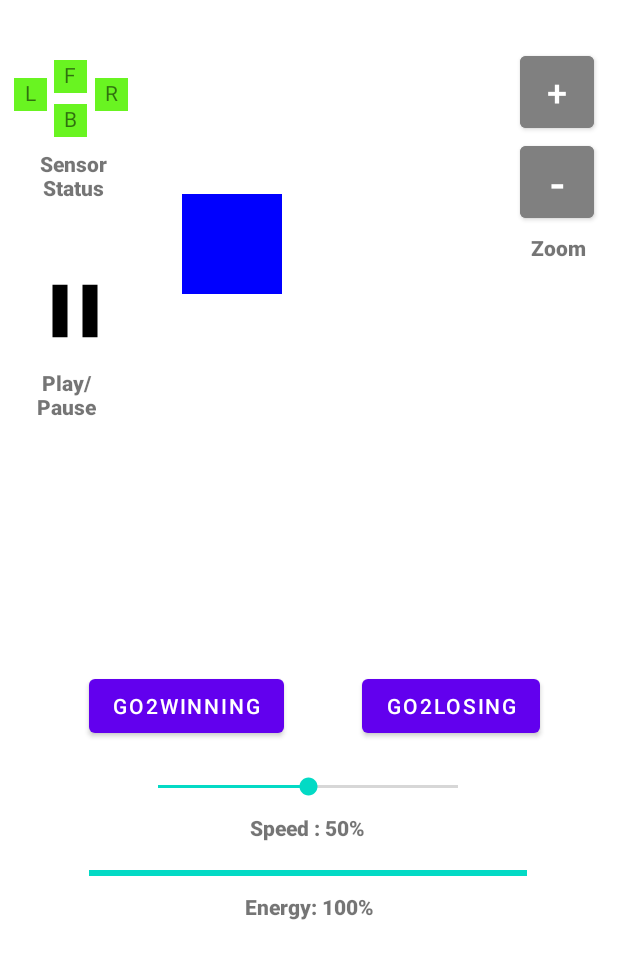
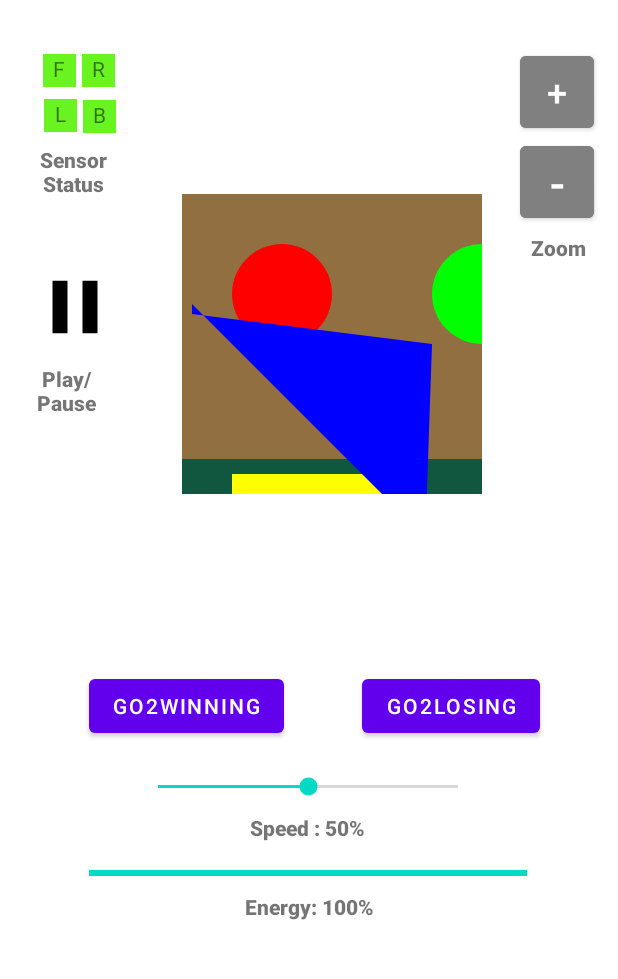
Before and after one commit to etKenzie/Maze, an Android app: the PlayAnimationActivity screen opened directly, with no data from a screen before it, on a phone screen of 412 x 824 dp, the part 249-1228 px from its top. Run offline under Robolectric (Android 15) with nearby library versions, the phone set to English and light mode, and no system bars.

Commit message:
Implement Custom View

```diff
--- a/app/src/main/java/edu/wm/cs/cs301/amazebykenzieevan/PlayAnimationActivity.java
+++ b/app/src/main/java/edu/wm/cs/cs301/amazebykenzieevan/PlayAnimationActivity.java
@@ -1,8 +1,6 @@
 package edu.wm.cs.cs301.amazebykenzieevan;
 
 import android.content.Intent;
-import android.graphics.Canvas;
-import android.graphics.Color;
 import android.os.Bundle;
 import android.util.Log;
 import android.view.View;
@@ -217,16 +215,9 @@ public class PlayAnimationActivity extends AppCompatActivity {
             }
         });
 
-        // MazePanel Call
-        Canvas UIcanvas = new Canvas();
-
-        UIcanvas.drawColor(Color.BLUE);
-
+        // MazePanel Call and Instance
         mazePanelAnimation = findViewById(R.id.mazePanelAnimation);
-//        mazePanelAnimation.draw(UIcanvas);
-        mazePanelAnimation.testImage(UIcanvas);
-
-
+        mazePanelAnimation.testImage();
 
 
     }
--- a/app/src/main/java/edu/wm/cs/cs301/amazebykenzieevan/views/MazePanel.java
+++ b/app/src/main/java/edu/wm/cs/cs301/amazebykenzieevan/views/MazePanel.java
@@ -10,6 +10,7 @@ import android.util.AttributeSet;
 import android.view.View;
 
 import androidx.annotation.Nullable;
+import androidx.core.graphics.ColorUtils;
 
 import edu.wm.cs.cs301.amazebykenzieevan.gui.P7PanelF22;
 
@@ -56,6 +57,8 @@ public class MazePanel extends View  implements P7PanelF22 {
         mBitmap = Bitmap.createBitmap(530,530, Bitmap.Config.ARGB_8888);
 
         UIcanvas = new Canvas(mBitmap);
+
+        imageWidth = imageHeight = 530;
     }
 
 
@@ -67,52 +70,125 @@ public class MazePanel extends View  implements P7PanelF22 {
         UIcanvas.drawBitmap(mBitmap, 0, 0, paint);
 
 
+
+
     }
 
-    public void testImage(Canvas c) {
+    public void testImage() {
+//        mBitmap = BitmapFactory.decodeResource(getResources(), R.drawable.red_ball);
 
-//        mBitmap = BitmapFactory.decodeResource(getResources(), R.drawable.red_ball);
-        paint.setColor(Color.BLUE);
-        addFilledRectangle(0,0,100,100);
+        addBackground(100);
 
-        int[] xarray;
+        setColor(Color.RED);
+        addFilledOval(50,50,100,100);
+
+        setColor(Color.GREEN);
+        addFilledOval(250,50,100,100);
+
+        setColor(Color.YELLOW);
+        addFilledRectangle(50,280, 200,370);
+
+        setColor(Color.BLUE);
+        int[] xpoints = {10,120,230,240,250};
+        int[] ypoints = {110,220,330,440,150};
+
+        addFilledPolygon(xpoints,ypoints,5);
 
 
 
         postInvalidate();
     }
 
+    /**
+     * Commits the changes into the Panel
+     */
     @Override
     public void commit() {
         postInvalidate();
     }
 
+    /**
+     * Determine if able to draw or not
+     * @return if canvas exists
+     */
     @Override
     public boolean isOperational() {
-        return false;
+        if (UIcanvas == null){
+            return false;
+        }
+        else {
+            return true;
+        }
     }
 
+    /**
+     * Sets the Color of the paint object
+     * @param argb gives the alpha, red, green, and blue encoded value of the color
+     */
     @Override
     public void setColor(int argb) {
         paint.setColor(argb);
     }
 
+    /**
+     * Gets the Color of the paint object
+     * @return color of paint object
+     */
     @Override
     public int getColor() {
         return paint.getColor();
     }
 
+    /**
+     * Helps to get what the current colors of the background should be relative to the percentToExit
+     * @param percentToExit percent of maze completed
+     * @param topHalf boolean to determine if on top half or bottom of background
+     * @return Color to use for background
+     */
+    private int getCurrentColor(float percentToExit, boolean topHalf) {
+        // General color settings across multiple screens from ColorTheme
+        int greenWM = Color.parseColor("#115740");
+        int goldWM = Color.parseColor("#916f41");
+        int blackWM = Color.parseColor("#222222");
+
+        // For top half from black to gold, for bottom half from grey to green
+        return topHalf ? ColorUtils.blendARGB(blackWM, goldWM, percentToExit/100) :
+                ColorUtils.blendARGB(Color.LTGRAY, greenWM, percentToExit/100);
+    }
+
+    /**
+     * Creates the background for the maze to got through
+     * @param percentToExit gives the distance to exit
+     */
     @Override
     public void addBackground(float percentToExit) {
+        setColor(getCurrentColor(percentToExit, true));
+        addFilledRectangle(0,0, imageWidth,imageHeight/2);
+
+        setColor(getCurrentColor(percentToExit, false));
+        addFilledRectangle(0,imageHeight/2, imageWidth, imageHeight);
+
 
     }
 
+    /**
+     * Draws Rectangle of given parameters on canvas
+     * @param x is the x-coordinate of the top left corner
+     * @param y is the y-coordinate of the top left corner
+     * @param width is the width of the rectangle
+     * @param height is the height of the rectangle
+     */
     @Override
     public void addFilledRectangle(int x, int y, int width, int height) {
         UIcanvas.drawRect(x,y,width,height,paint);
-        postInvalidate();
     }
 
+    /**
+     * Draws Filled Polygon of given parameters on canvas.
+     * @param xPoints are the x-coordinates of points for the polygon
+     * @param yPoints are the y-coordinates of points for the polygon
+     * @param nPoints is the number of points, the length of the arrays
+     */
     @Override
     public void addFilledPolygon(int[] xPoints, int[] yPoints, int nPoints) {
         // Adjust Paint and Create Path to use to draw Polygon
@@ -129,14 +205,17 @@ public class MazePanel extends View  implements P7PanelF22 {
             path.lineTo(xPoints[i],yPoints[i]);
         }
 
-
-
+        // Draw Path on Bitmap
         UIcanvas.drawPath(path,paint);
-
-
 
     }
 
+    /**
+     * Draws Polygon of given parameters on canvas
+     * @param xPoints are the x-coordinates of points for the polygon
+     * @param yPoints are the y-coordinates of points for the polygon
+     * @param nPoints is the number of points, the length of the arrays
+     */
     @Override
     public void addPolygon(int[] xPoints, int[] yPoints, int nPoints) {
         // Adjust Paint and Create Path to use to draw Polygon
@@ -144,27 +223,66 @@ public class MazePanel extends View  implements P7PanelF22 {
         Path path = new Path();
         path.reset();
 
+        // Move to Coordinate
         path.moveTo(xPoints[0],xPoints[1]);
+
+        // Draw lines between the two Points
+        path.lineTo(xPoints[0], yPoints[0]);
+        for (int i=1; i<nPoints; i++) {
+            path.lineTo(xPoints[i],yPoints[i]);
+        }
+
+        // Draw Path on Bitmap
+        UIcanvas.drawPath(path,paint);
     }
 
+    /**
+     * Draws line on canvas
+     * @param startX is the x-coordinate of the starting point
+     * @param startY is the y-coordinate of the starting point
+     * @param endX is the x-coordinate of the end point
+     * @param endY is the y-coordinate of the end point
+     */
     @Override
     public void addLine(int startX, int startY, int endX, int endY) {
-
+        UIcanvas.drawLine(startX, startY, endX, endY, paint);
     }
 
+    /**
+     * Draws Oval on canvas
+     * @param x is the x-coordinate of the top left corner
+     * @param y is the y-coordinate of the top left corner
+     * @param width is the width of the oval
+     * @param height is the height of the oval
+     */
     @Override
     public void addFilledOval(int x, int y, int width, int height) {
-
+        UIcanvas.drawOval(x,y,x+width,y+height,paint);
     }
 
+    /**
+     * Draws Arc on canvas
+     * @param x the x coordinate of the upper-left corner of the arc to be drawn.
+     * @param y the y coordinate of the upper-left corner of the arc to be drawn.
+     * @param width the width of the arc to be drawn.
+     * @param height the height of the arc to be drawn.
+     * @param startAngle the beginning angle.
+     * @param arcAngle the angular extent of the arc, relative to the start angle.
+     */
     @Override
     public void addArc(int x, int y, int width, int height, int startAngle, int arcAngle) {
-
+        UIcanvas.drawArc(x,y,width,height,startAngle,arcAngle,true,paint);
     }
 
+    /**
+     * Draws Text on canvas
+     * @param x the x coordinate
+     * @param y the y coordinate
+     * @param str the string
+     */
     @Override
     public void addMarker(float x, float y, String str) {
-
+        UIcanvas.drawText(str,x,y,paint);
     }
 
     @Override
--- a/app/src/main/res/layout/activity_play_animation.xml
+++ b/app/src/main/res/layout/activity_play_animation.xml
@@ -184,12 +184,12 @@
         android:id="@+id/textF"
         android:layout_width="22dp"
         android:layout_height="22dp"
-        android:layout_marginTop="40dp"
+        android:layout_marginTop="36dp"
         android:background="#69F421"
         android:text="@string/F"
         android:textAlignment="center"
         app:layout_constraintEnd_toEndOf="parent"
-        app:layout_constraintHorizontal_bias="0.092"
+        app:layout_constraintHorizontal_bias="0.074"
         app:layout_constraintStart_toStartOf="parent"
         app:layout_constraintTop_toBottomOf="@+id/textShowWall2" />
 
@@ -203,23 +203,23 @@
         android:textAlignment="center"
         app:layout_constraintBottom_toBottomOf="parent"
         app:layout_constraintEnd_toEndOf="parent"
-        app:layout_constraintHorizontal_bias="0.092"
-        app:layout_constraintStart_toStartOf="parent"
-        app:layout_constraintTop_toBottomOf="@+id/textF"
-        app:layout_constraintVertical_bias="0.017" />
+        app:layout_constraintHorizontal_bias="0.011"
+        app:layout_constraintStart_toEndOf="@+id/textL"
+        app:layout_constraintTop_toBottomOf="@+id/textR"
+        app:layout_constraintVertical_bias="0.02" />
 
     <TextView
         android:id="@+id/textR"
         android:layout_width="22dp"
         android:layout_height="22dp"
-        android:layout_marginTop="52dp"
+        android:layout_marginTop="36dp"
         android:layout_marginEnd="317dp"
         android:background="#69F421"
         android:text="@string/R"
         android:textAlignment="center"
         app:layout_constraintEnd_toEndOf="parent"
-        app:layout_constraintHorizontal_bias="0.875"
-        app:layout_constraintStart_toStartOf="parent"
+        app:layout_constraintHorizontal_bias="0.19"
+        app:layout_constraintStart_toEndOf="@+id/textF"
         app:layout_constraintTop_toBottomOf="@+id/textShowWall2" />
 
     <TextView
@@ -227,14 +227,14 @@
         android:layout_width="22dp"
         android:layout_height="22dp"
         android:layout_marginStart="9dp"
-        android:layout_marginTop="52dp"
+        android:layout_marginTop="8dp"
         android:background="#69F421"
         android:text="@string/L"
         android:textAlignment="center"
         app:layout_constraintEnd_toEndOf="parent"
-        app:layout_constraintHorizontal_bias="0.0"
+        app:layout_constraintHorizontal_bias="0.052"
         app:layout_constraintStart_toStartOf="parent"
-        app:layout_constraintTop_toBottomOf="@+id/textShowWall2" />
+        app:layout_constraintTop_toBottomOf="@+id/textF" />
 
     <TextView
         android:id="@+id/textSensorStatus"
```
